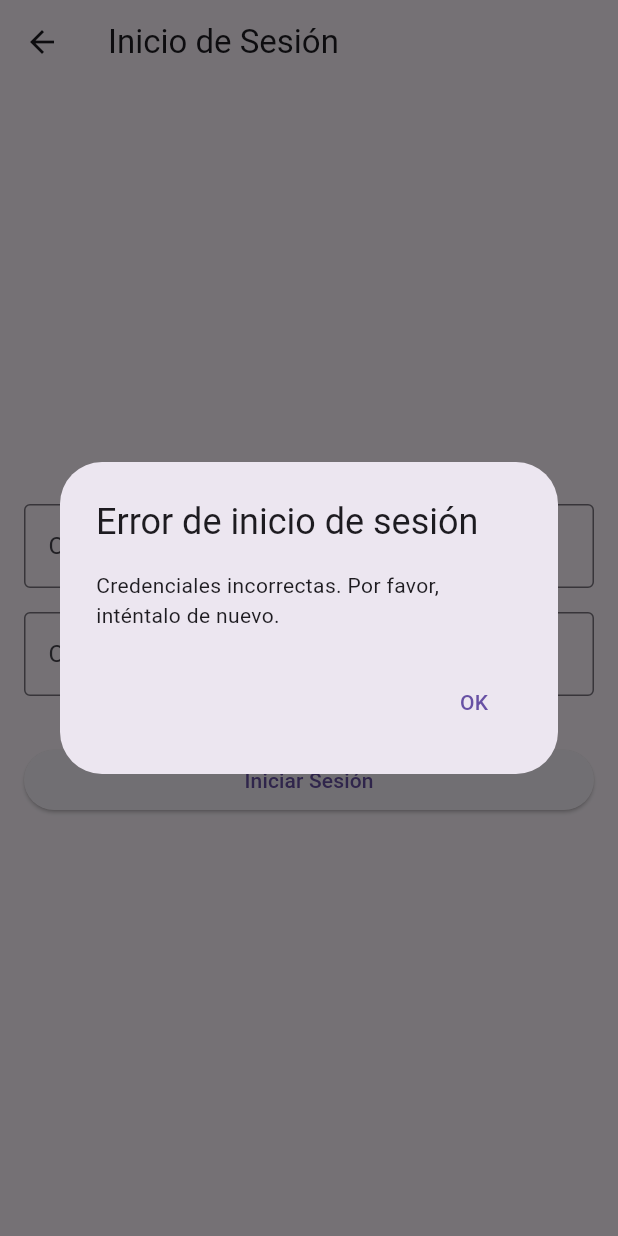
After one commit to Dylan3871/detto, a Flutter app: the MainScreen screen opened directly, item 2 of the bottom bar chosen, after a tap on the "logout" icon, after a tap on "Iniciar Sesión", on a phone screen of 412 x 824 dp. The commit adds this screen. Run offline on Flutter 3.47's test engine with Material 3 defaults, Android fonts, the phone set to English and light mode, and no system bars; our stand-ins replace chewie, image_picker, sqflite, video_player; accounts and stored records are empty.

Commit message:
login y actualizacion de bd para cotizador

```diff
--- a/lib/database/usuarios_dao.dart
+++ b/lib/database/usuarios_dao.dart
@@ -1,6 +1,6 @@
+import 'package:sqflite/sqflite.dart';
+import 'package:detto/models/usuarios_model.dart';
 import 'package:detto/database/database_helper.dart';
-import 'package:detto/models/usuarios_model.dart';
-import 'package:sqflite/sqflite.dart';
 
 class UsuariosDao {
   final database = DatabaseHelper.instance.db;
@@ -11,14 +11,9 @@ class UsuariosDao {
   }
 
   Future<int> insert(UsuariosModel usuario) async {
-    // Obtener el último ID utilizado
     int lastId = Sqflite.firstIntValue(await database.rawQuery('SELECT MAX(id) FROM usuarios')) ?? 0;
-
-    // Incrementar el ID para el nuevo usuario
     int newId = lastId + 1;
     usuario = usuario.copyWith(id: newId);
-
-    // Insertar el nuevo usuario
     return await database.insert('usuarios', usuario.toMap());
   }
 
@@ -29,4 +24,15 @@ class UsuariosDao {
   Future<void> delete(UsuariosModel usuario) async {
     await database.delete('usuarios', where: 'id = ?', whereArgs: [usuario.id]);
   }
+
+  Future<UsuariosModel?> authenticateUser(String correo, String contrasena) async {
+    final List<Map<String, dynamic>> result = await database.query('usuarios',
+        where: 'correo = ? AND contrasena = ?', whereArgs: [correo, contrasena]);
+
+    if (result.isNotEmpty) {
+      return UsuariosModel.fromMap(result.first);
+    } else {
+      return null;
+    }
+  }
 }
--- a/lib/main.dart
+++ b/lib/main.dart
@@ -1,5 +1,4 @@
-// ignore_for_file: prefer_const_constructors, prefer_const_literals_to_create_immutables, prefer_final_fields
-
+import 'package:flutter/material.dart';
 import 'package:detto/database/database_helper.dart';
 import 'package:detto/pages/Paginatarjeta.dart';
 import 'package:detto/pages/Paginadetto.dart';
@@ -10,15 +9,11 @@ import 'package:detto/pages/Paginacotizador.dart';
 import 'package:detto/pages/Paginaresultados.dart';
 import 'package:detto/pages/Paginausuarios.dart';
 import 'package:detto/pages/Paginaregistro.dart';
-import 'package:flutter/material.dart';
-//import 'package:detto/database/database_helper.dart';
-import 'package:sqflite_common_ffi/sqflite_ffi.dart';
 import 'package:detto/pages/Paginacotizaciones.dart';
-
+import 'package:detto/pages/login_screen.dart';
 
 void main() async {
   WidgetsFlutterBinding.ensureInitialized();
-  sqfliteFfiInit();
   await DatabaseHelper.instance.init();
   runApp(MyApp());
 }
@@ -31,30 +26,69 @@ class MyApp extends StatefulWidget {
 }
 
 class _MyAppState extends State<MyApp> {
-  int _paginaActual = 0;
-  List<Widget> _paginas = [
-    Paginatarjeta(),
-    Paginadetto(),
-    Paginavideo(),
-    Paginapreguntas(),
-    Paginacatalogo(),
-    Paginacotizador(),
-    Paginaresultados(),
-    Paginausuarios(),
-    Paginaregistro(),
-    Paginacotizaciones(),
-  ];
+  bool _isLoggedIn = false; // Variable para controlar si el usuario ha iniciado sesión
+
+  @override
+  void initState() {
+    super.initState();
+    // Comprobar si el usuario ya está autenticado al inicio de la aplicación
+    checkLoginStatus();
+  }
+
+  // Método para comprobar si el usuario ya ha iniciado sesión
+  void checkLoginStatus() async {
+    // Implementa lógica para comprobar si el usuario ya ha iniciado sesión (por ejemplo, consulta la base de datos)
+    // Si el usuario ha iniciado sesión, actualiza _isLoggedIn a true
+    // Si no, déjalo en false
+    // Por ejemplo:
+    // bool isLoggedIn = await DatabaseHelper.instance.isLoggedIn();
+    setState(() {
+      _isLoggedIn = false; // Actualiza el estado según la lógica de tu aplicación
+    });
+  }
 
   @override
   Widget build(BuildContext context) {
     return MaterialApp(
       debugShowCheckedModeBanner: false,
       title: 'Detto',
-      home: Scaffold(
+      home: _isLoggedIn ? MainScreen(isAdmin: false) : LoginScreen(), // Aquí se muestra la pantalla de inicio de sesión si el usuario no ha iniciado sesión
+    );
+  }
+}
+
+class MainScreen extends StatefulWidget {
+  final bool isAdmin;
+
+  const MainScreen({Key? key, required this.isAdmin}) : super(key: key);
+
+  @override
+  _MainScreenState createState() => _MainScreenState();
+}
+
+class _MainScreenState extends State<MainScreen> {
+  int _paginaActual = 0;
+
+  @override
+  Widget build(BuildContext context) {
+    return Scaffold(
       appBar: AppBar(
         title: const Text('Detto'),
+        actions: [
+          IconButton(
+            icon: Icon(Icons.logout),
+            onPressed: () {
+              // Implementa la lógica para cerrar sesión aquí
+              // Por ejemplo, navegar de vuelta a la pantalla de inicio de sesión
+              Navigator.pushReplacement(
+                context,
+                MaterialPageRoute(builder: (context) => LoginScreen()),
+              );
+            },
           ),
-        body: _paginas[_paginaActual],
+        ],
+      ),
+      body: _buildBody(),
       bottomNavigationBar: BottomNavigationBar(
         backgroundColor: Colors.blue,
         selectedItemColor: const Color.fromARGB(255, 139, 10, 10),
@@ -66,7 +100,15 @@ class _MyAppState extends State<MyApp> {
           });
         },
         currentIndex: _paginaActual,
-          items: [
+        items: _buildBottomNavigationBarItems(),
+      ),
+    );
+  }
+
+  List<BottomNavigationBarItem> _buildBottomNavigationBarItems() {
+    if (widget.isAdmin) {
+      // Si el usuario es administrador, muestra todas las pestañas
+      return [
         BottomNavigationBarItem(icon: Icon(Icons.group), label: "Tarjeta"),
         BottomNavigationBarItem(icon: Icon(Icons.balcony), label: "Detto"),
         BottomNavigationBarItem(icon: Icon(Icons.video_call), label: "Video"),
@@ -77,9 +119,44 @@ class _MyAppState extends State<MyApp> {
         BottomNavigationBarItem(icon: Icon(Icons.supervised_user_circle), label: "Usuarios"),
         BottomNavigationBarItem(icon: Icon(Icons.add), label: "Registro"),
         BottomNavigationBarItem(icon: Icon(Icons.access_alarm), label: "Cotizaciones"),
-          ],
-        ),
-      ),
-    );
+      ];
+    } else {
+      // Si el usuario es un vendedor, muestra solo las pestañas específicas para vendedores
+      return [
+        BottomNavigationBarItem(icon: Icon(Icons.group), label: "Tarjeta"),
+        BottomNavigationBarItem(icon: Icon(Icons.balcony), label: "Detto"),
+        BottomNavigationBarItem(icon: Icon(Icons.video_call), label: "Video"),
+        BottomNavigationBarItem(icon: Icon(Icons.create), label: "Preguntas"),
+        BottomNavigationBarItem(icon: Icon(Icons.dry_cleaning), label: "Catálogo"),
+        BottomNavigationBarItem(icon: Icon(Icons.find_in_page), label: "Cotizador"),
+      ];
     }
   }
+
+  Widget _buildBody() {
+    switch (_paginaActual) {
+      case 0:
+        return Paginatarjeta();
+      case 1:
+        return Paginadetto();
+      case 2:
+        return Paginavideo();
+      case 3:
+        return Paginapreguntas();
+      case 4:
+        return Paginacatalogo();
+      case 5:
+        return Paginacotizador();
+      case 6:
+        return Paginaresultados();
+      case 7:
+        return Paginausuarios();
+      case 8:
+        return Paginaregistro();
+      case 9:
+        return Paginacotizaciones();
+      default:
+        return SizedBox(); // Si el índice de página actual no coincide con ninguno de los casos anteriores, muestra un widget vacío
+    }
+  }
+}
--- a/lib/models/cotizador_model.dart
+++ b/lib/models/cotizador_model.dart
@@ -1,11 +1,15 @@
 class CotizadorItem {
   int? id;
+  String? empresa; // Nuevo campo agregado
+  String? contacto; // Nuevo campo agregado
+  String? correo; // Nuevo campo agregado
+  String? telefono; // Nuevo campo agregado
   String? fechaaut;
   String? fechavig;
   String? nombreCliente;
   String? nombrePrenda;
   String? fotos;
-  String? fotosF; // Nuevo campo agregado
+  String? fotosF;
   double? margenPre;
   double? costo;
   int? piezas;
@@ -17,9 +21,14 @@ class CotizadorItem {
   double? descuentoG;
   double? iva;
   double? totalF;
+  String? concdicioncom; // Nuevo campo agregado
 
   CotizadorItem({
     this.id,
+    this.empresa,
+    this.contacto,
+    this.correo,
+    this.telefono,
     this.fechaaut,
     this.fechavig,
     this.nombreCliente,
@@ -37,17 +46,22 @@ class CotizadorItem {
     this.descuentoG,
     this.iva,
     this.totalF,
+    this.concdicioncom,
   });
 
   Map<String, dynamic> toMap() {
     return {
       'id': id,
+      'empresa': empresa,
+      'contacto': contacto,
+      'correo': correo,
+      'telefono': telefono,
       'fechaaut': fechaaut,
       'fechavig': fechavig,
       'nombreCliente': nombreCliente,
       'nombrePrenda': nombrePrenda,
       'fotos': fotos,
-      'fotosF': fotosF, // Agregado al mapa
+      'fotosF': fotosF,
       'margenPre': margenPre,
       'costo': costo,
       'piezas': piezas,
@@ -59,18 +73,23 @@ class CotizadorItem {
       'descuentoG': descuentoG,
       'iva': iva,
       'totalF': totalF,
+      'concdicioncom': concdicioncom,
     };
   }
 
   factory CotizadorItem.fromMap(Map<String, dynamic> map) {
     return CotizadorItem(
       id: map['id'],
+      empresa: map['empresa'],
+      contacto: map['contacto'],
+      correo: map['correo'],
+      telefono: map['telefono'],
       fechaaut: map['fechaaut'],
       fechavig: map['fechavig'],
       nombreCliente: map['nombreCliente'],
       nombrePrenda: map['nombrePrenda'],
       fotos: map['fotos'],
-      fotosF: map['fotosF'], // Asignación del nuevo campo
+      fotosF: map['fotosF'],
       margenPre: map['margenPre'],
       costo: map['costo'],
       piezas: map['piezas'],
@@ -82,6 +101,7 @@ class CotizadorItem {
       descuentoG: map['descuentoG'],
       iva: map['iva'],
       totalF: map['totalF'],
+      concdicioncom: map['concdicioncom'],
     );
   }
 }
--- /dev/null
+++ b/lib/pages/login_screen.dart
@@ -0,0 +1,109 @@
+import 'package:flutter/material.dart';
+import 'package:detto/main.dart';
+import 'package:detto/database/usuarios_dao.dart';
+import 'package:detto/models/usuarios_model.dart';
+
+class LoginScreen extends StatefulWidget {
+  @override
+  _LoginScreenState createState() => _LoginScreenState();
+}
+
+class _LoginScreenState extends State<LoginScreen> {
+  final TextEditingController _correoController = TextEditingController();
+  final TextEditingController _contrasenaController = TextEditingController();
+
+  Future<void> _iniciarSesion() async {
+    String correo = _correoController.text;
+    String contrasena = _contrasenaController.text;
+
+    // Verificar si las credenciales coinciden con las credenciales de administrador
+    if (correo == 'admin' && contrasena == '12345678') {
+      // Navegar a la pantalla principal de administrador
+      Navigator.pushReplacement(
+        context,
+        MaterialPageRoute(builder: (context) => MainScreen(isAdmin: true)),
+      );
+      return; // Salir de la función después de la navegación
+    }
+
+    // Verificar las credenciales en la base de datos
+    UsuariosDao usuariosDao = UsuariosDao();
+    UsuariosModel? usuario = await usuariosDao.authenticateUser(correo, contrasena);
+
+    // Si el usuario es diferente de null, las credenciales son válidas
+    if (usuario != null) {
+      // Determinar el tipo de usuario según el campo "cargo"
+      if (usuario.cargo == 'vendedor') {
+        // Navegar a la pantalla principal de vendedor
+        Navigator.pushReplacement(
+          context,
+          MaterialPageRoute(builder: (context) => MainScreen(isAdmin: false)),
+        );
+      } else if (usuario.cargo == 'administrador') {
+        // Navegar a la pantalla principal de administrador
+        Navigator.pushReplacement(
+          context,
+          MaterialPageRoute(builder: (context) => MainScreen(isAdmin: true)),
+        );
+      }
+    } else {
+      // Mostrar un mensaje de error
+      showDialog(
+        context: context,
+        builder: (BuildContext context) {
+          return AlertDialog(
+            title: Text('Error de inicio de sesión'),
+            content: Text('Credenciales incorrectas. Por favor, inténtalo de nuevo.'),
+            actions: [
+              TextButton(
+                onPressed: () {
+                  Navigator.of(context).pop();
+                },
+                child: Text('OK'),
+              ),
+            ],
+          );
+        },
+      );
+    }
+  }
+
+  @override
+  Widget build(BuildContext context) {
+    return Scaffold(
+      appBar: AppBar(
+        title: Text('Inicio de Sesión'),
+      ),
+      body: Container(
+        padding: EdgeInsets.all(16.0),
+        child: Column(
+          mainAxisAlignment: MainAxisAlignment.center,
+          crossAxisAlignment: CrossAxisAlignment.stretch,
+          children: [
+            TextFormField(
+              controller: _correoController,
+              decoration: InputDecoration(
+                labelText: 'Correo',
+                border: OutlineInputBorder(),
+              ),
+            ),
+            SizedBox(height: 16.0),
+            TextFormField(
+              controller: _contrasenaController,
+              decoration: InputDecoration(
+                labelText: 'Contraseña',
+                border: OutlineInputBorder(),
+              ),
+              obscureText: true,
+            ),
+            SizedBox(height: 32.0),
+            ElevatedButton(
+              onPressed: _iniciarSesion,
+              child: Text('Iniciar Sesión'),
+            ),
+          ],
+        ),
+      ),
+    );
+  }
+}
```
Also changed, not shown: lib/database/database_helper.dart (+35 -4 lines). Lines whose indentation alone changed are shown as unchanged.
